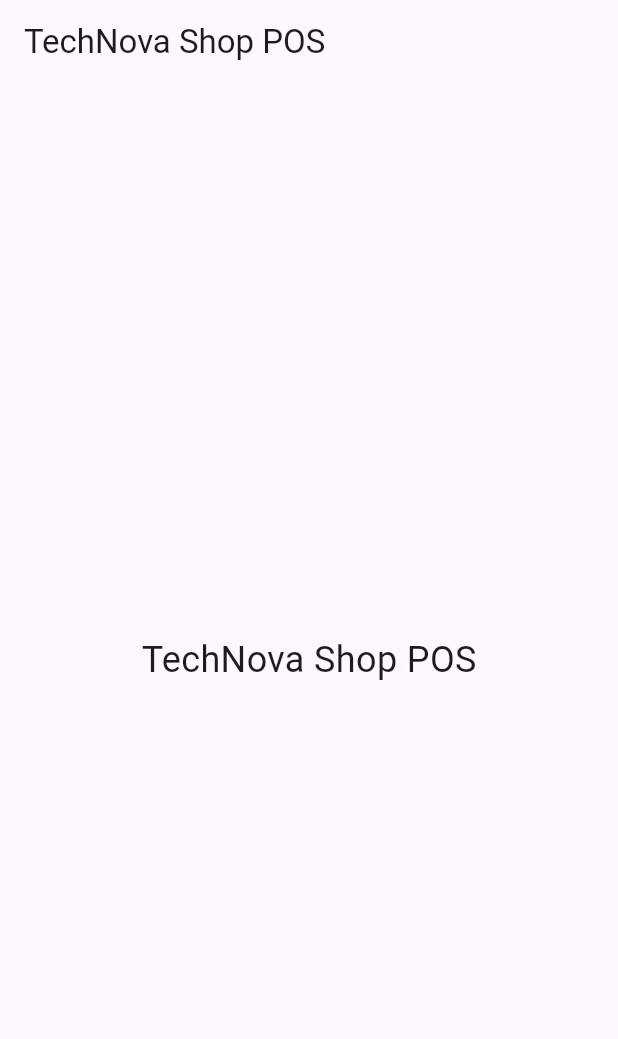
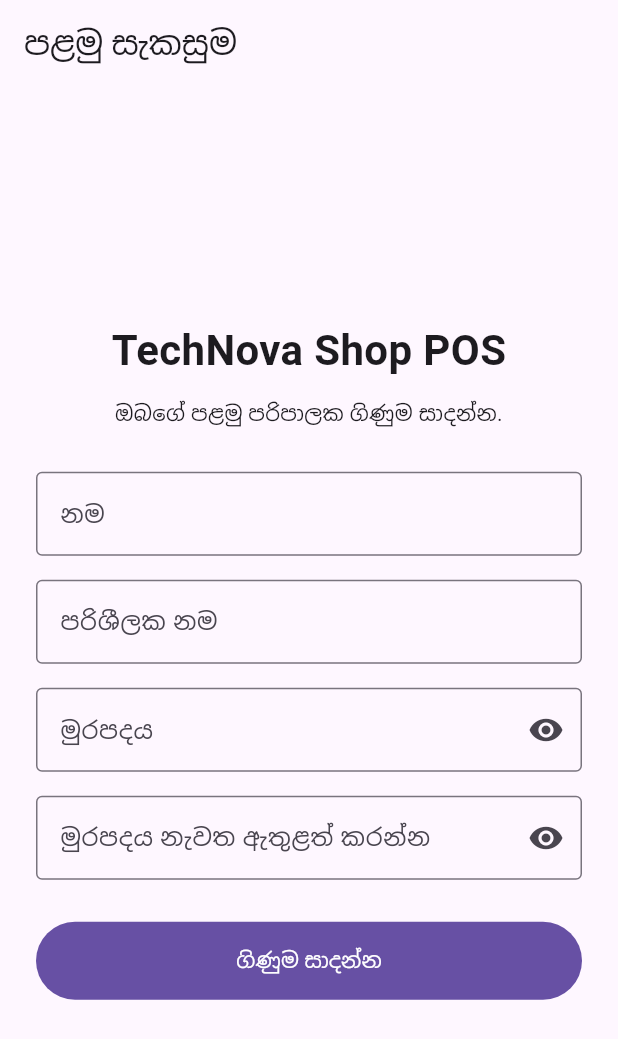
Before and after one commit to TechNova-Soft/shop-pos, a Flutter app: the screen it shows after launch, on a phone screen of 412 x 824 dp. Shown: the top 1039 px of the screen. Run offline on Flutter 3.47's test engine with Material 3 defaults, Android fonts, the phone set to English and light mode, and no system bars; our stand-ins replace sqflite_common; missing offline and left inert: bcrypt, sqflite_ffi; accounts and stored records are empty.

Commit message:
feat(auth): add Sinhala local authentication

```diff
--- /dev/null
+++ b/lib/features/auth/auth_gate.dart
@@ -0,0 +1,46 @@
+import 'package:flutter/material.dart';
+
+import '../../services/auth_service.dart';
+import 'login_screen.dart';
+import 'setup_screen.dart';
+
+class AuthGate extends StatefulWidget {
+  const AuthGate({super.key});
+
+  @override
+  State<AuthGate> createState() => _AuthGateState();
+}
+
+class _AuthGateState extends State<AuthGate> {
+  late final Future<bool> _hasUsersFuture;
+
+  @override
+  void initState() {
+    super.initState();
+    _hasUsersFuture = AuthService.instance.hasUsers();
+  }
+
+  @override
+  Widget build(BuildContext context) {
+    return FutureBuilder<bool>(
+      future: _hasUsersFuture,
+      builder: (context, snapshot) {
+        if (snapshot.connectionState != ConnectionState.done) {
+          return const Scaffold(
+            body: Center(child: CircularProgressIndicator()),
+          );
+        }
+
+        if (snapshot.hasError) {
+          return const Scaffold(
+            body: Center(child: Text('යෙදුම ආරම්භ කිරීමේදී දෝෂයක් ඇතිවිය.')),
+          );
+        }
+
+        final hasUsers = snapshot.data ?? false;
+
+        return hasUsers ? const LoginScreen() : const SetupScreen();
+      },
+    );
+  }
+}
--- /dev/null
+++ b/lib/features/auth/setup_screen.dart
@@ -0,0 +1,196 @@
+import 'package:flutter/material.dart';
+
+import '../../services/auth_service.dart';
+import '../dashboard/dashboard_screen.dart';
+
+class SetupScreen extends StatefulWidget {
+  const SetupScreen({super.key});
+
+  @override
+  State<SetupScreen> createState() => _SetupScreenState();
+}
+
+class _SetupScreenState extends State<SetupScreen> {
+  final _formKey = GlobalKey<FormState>();
+
+  final _displayNameController = TextEditingController();
+  final _usernameController = TextEditingController();
+  final _passwordController = TextEditingController();
+  final _confirmPasswordController = TextEditingController();
+
+  bool _isLoading = false;
+  bool _hidePassword = true;
+  bool _hideConfirmPassword = true;
+
+  @override
+  void dispose() {
+    _displayNameController.dispose();
+    _usernameController.dispose();
+    _passwordController.dispose();
+    _confirmPasswordController.dispose();
+    super.dispose();
+  }
+
+  Future<void> _createAccount() async {
+    if (!_formKey.currentState!.validate()) {
+      return;
+    }
+
+    setState(() {
+      _isLoading = true;
+    });
+
+    try {
+      await AuthService.instance.createOwner(
+        username: _usernameController.text,
+        password: _passwordController.text,
+        displayName: _displayNameController.text,
+      );
+
+      if (!mounted) return;
+
+      Navigator.of(context).pushReplacement(
+        MaterialPageRoute(builder: (_) => const DashboardScreen()),
+      );
+    } catch (e) {
+      if (!mounted) return;
+
+      ScaffoldMessenger.of(context).showSnackBar(
+        SnackBar(content: Text(e.toString().replaceFirst('Exception: ', ''))),
+      );
+    } finally {
+      if (mounted) {
+        setState(() {
+          _isLoading = false;
+        });
+      }
+    }
+  }
+
+  InputDecoration _decoration(String label) {
+    return InputDecoration(
+      labelText: label,
+      border: const OutlineInputBorder(),
+    );
+  }
+
+  @override
+  Widget build(BuildContext context) {
+    return Scaffold(
+      appBar: AppBar(title: const Text('පළමු සැකසුම')),
+      body: Center(
+        child: ConstrainedBox(
+          constraints: const BoxConstraints(maxWidth: 500),
+          child: SingleChildScrollView(
+            padding: const EdgeInsets.all(24),
+            child: Form(
+              key: _formKey,
+              child: Column(
+                crossAxisAlignment: CrossAxisAlignment.stretch,
+                children: [
+                  const Text(
+                    'TechNova Shop POS',
+                    textAlign: TextAlign.center,
+                    style: TextStyle(fontSize: 28, fontWeight: FontWeight.bold),
+                  ),
+                  const SizedBox(height: 12),
+                  const Text(
+                    'ඔබගේ පළමු පරිපාලක ගිණුම සාදන්න.',
+                    textAlign: TextAlign.center,
+                  ),
+                  const SizedBox(height: 28),
+                  TextFormField(
+                    controller: _displayNameController,
+                    decoration: _decoration('නම'),
+                    validator: (value) {
+                      if (value == null || value.trim().isEmpty) {
+                        return 'නම ඇතුළත් කරන්න';
+                      }
+                      return null;
+                    },
+                  ),
+                  const SizedBox(height: 16),
+                  TextFormField(
+                    controller: _usernameController,
+                    decoration: _decoration('පරිශීලක නම'),
+                    validator: (value) {
+                      if (value == null || value.trim().length < 3) {
+                        return 'අවම වශයෙන් අකුරු 3ක් ඇතුළත් කරන්න';
+                      }
+                      return null;
+                    },
+                  ),
+                  const SizedBox(height: 16),
+                  TextFormField(
+                    controller: _passwordController,
+                    obscureText: _hidePassword,
+                    decoration: _decoration('මුරපදය').copyWith(
+                      suffixIcon: IconButton(
+                        onPressed: () {
+                          setState(() {
+                            _hidePassword = !_hidePassword;
+                          });
+                        },
+                        icon: Icon(
+                          _hidePassword
+                              ? Icons.visibility
+                              : Icons.visibility_off,
+                        ),
+                      ),
+                    ),
+                    validator: (value) {
+                      if (value == null || value.length < 6) {
+                        return 'මුරපදය අවම වශයෙන් අකුරු 6ක් විය යුතුය';
+                      }
+                      return null;
+                    },
+                  ),
+                  const SizedBox(height: 16),
+                  TextFormField(
+                    controller: _confirmPasswordController,
+                    obscureText: _hideConfirmPassword,
+                    decoration: _decoration('මුරපදය නැවත ඇතුළත් කරන්න')
+                        .copyWith(
+                          suffixIcon: IconButton(
+                            onPressed: () {
+                              setState(() {
+                                _hideConfirmPassword = !_hideConfirmPassword;
+                              });
+                            },
+                            icon: Icon(
+                              _hideConfirmPassword
+                                  ? Icons.visibility
+                                  : Icons.visibility_off,
+                            ),
+                          ),
+                        ),
+                    validator: (value) {
+                      if (value != _passwordController.text) {
+                        return 'මුරපද දෙක එක සමාන නැහැ';
+                      }
+                      return null;
+                    },
+                  ),
+                  const SizedBox(height: 28),
+                  SizedBox(
+                    height: 52,
+                    child: FilledButton(
+                      onPressed: _isLoading ? null : _createAccount,
+                      child: _isLoading
+                          ? const SizedBox(
+                              width: 22,
+                              height: 22,
+                              child: CircularProgressIndicator(strokeWidth: 2),
+                            )
+                          : const Text('ගිණුම සාදන්න'),
+                    ),
+                  ),
+                ],
+              ),
+            ),
+          ),
+        ),
+      ),
+    );
+  }
+}
--- a/lib/main.dart
+++ b/lib/main.dart
@@ -1,4 +1,6 @@
 import 'package:flutter/material.dart';
+
+import 'features/auth/auth_gate.dart';
 
 Future<void> main() async {
   WidgetsFlutterBinding.ensureInitialized();
@@ -14,12 +16,8 @@
     return MaterialApp(
       debugShowCheckedModeBanner: false,
       title: 'TechNova Shop POS',
-      home: Scaffold(
-        appBar: AppBar(title: const Text('TechNova Shop POS')),
-        body: const Center(
-          child: Text('TechNova Shop POS', style: TextStyle(fontSize: 24)),
-        ),
-      ),
+      theme: ThemeData(useMaterial3: true),
+      home: const AuthGate(),
     );
   }
 }
--- a/pubspec.yaml
+++ b/pubspec.yaml
@@ -38,6 +38,7 @@
   path_provider: ^2.1.6
   sqflite_ffi: ^0.1.1
   sqflite_common: ^2.5.13
+  bcrypt: ^1.2.0
 
 dev_dependencies:
   flutter_test:
```
Also changed, not shown: lib/features/auth/login_screen.dart (added, +135 -0 lines), lib/features/dashboard/dashboard_screen.dart (added, +19 -0 lines), lib/services/auth_service.dart (added, +89 -0 lines), pubspec.lock.
